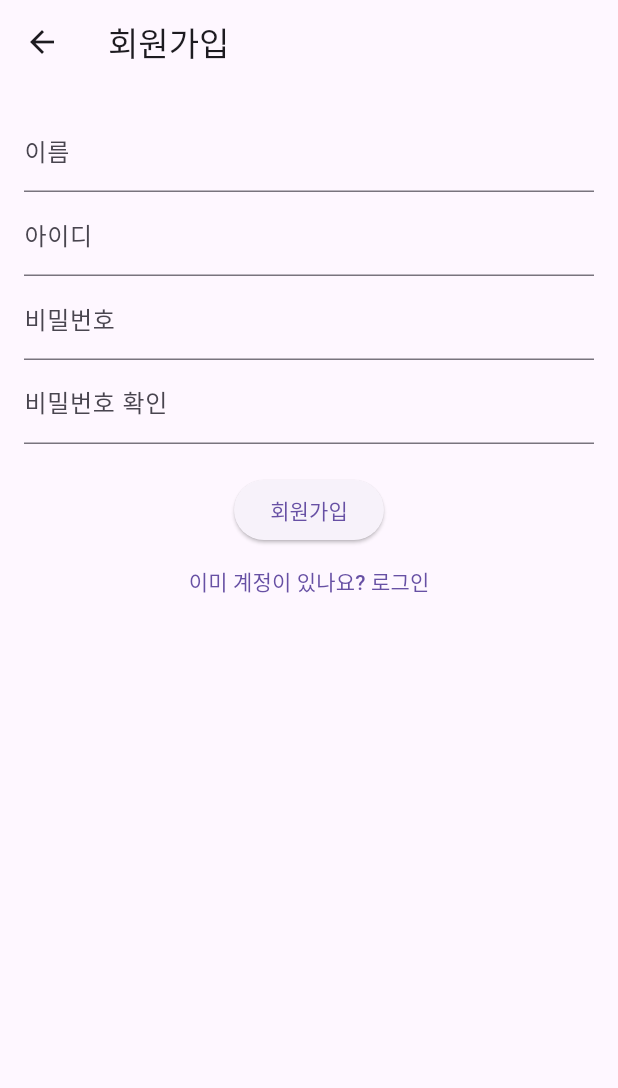
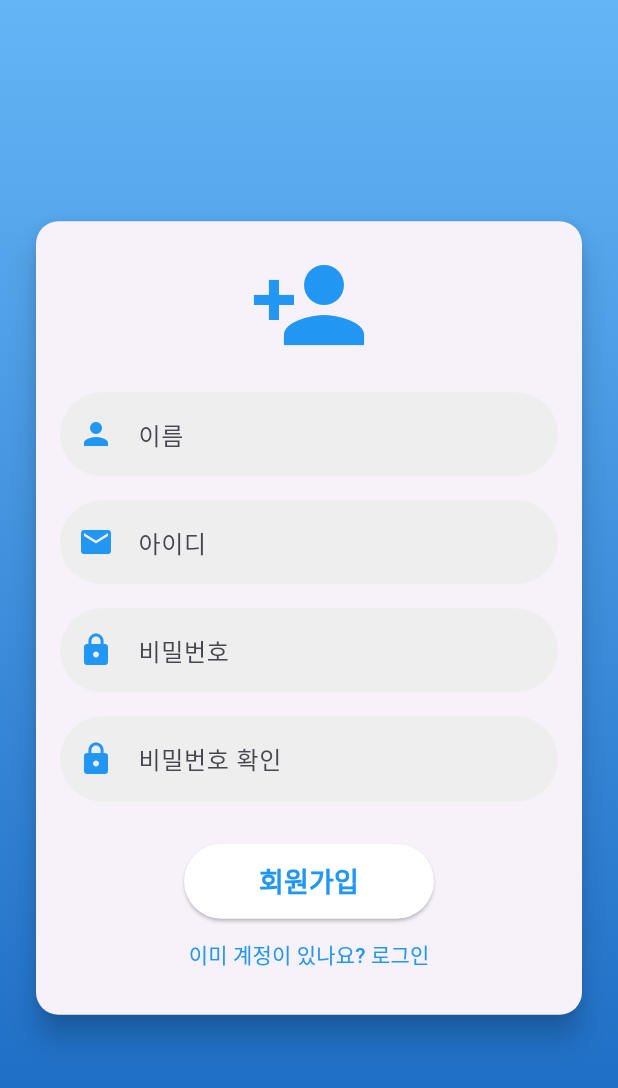
Before and after one commit to cbnu-ctrl-z/rest, a Flutter app: the screen it shows after launch, after a tap on "계정이 없나요? 회원가입", on a phone screen of 412 x 824 dp. Shown: the top 1088 px of the screen. Run offline on Flutter 3.47's test engine with Material 3 defaults, Android fonts, the phone set to English and light mode, and no system bars; our stand-ins replace shared_preferences.

Commit message:
디자인해봄

```diff
--- a/frontend/lib/pages/login_page.dart
+++ b/frontend/lib/pages/login_page.dart
@@ -65,7 +65,6 @@ class _LoginPageState extends State<LoginPage> {
         );
         _idController.clear();
         _passwordController.clear();
-        // Map<String, dynamic>으로 전달
         Navigator.pushNamed(context, '/home', arguments: {'id': id, 'name': name});
       } else {
         ScaffoldMessenger.of(context).showSnackBar(
@@ -82,33 +81,73 @@ class _LoginPageState extends State<LoginPage> {
   @override
   Widget build(BuildContext context) {
     return Scaffold(
-      appBar: AppBar(title: Text('로그인')),
-      body: Padding(
+      body: Container(
+        decoration: BoxDecoration(
+          gradient: LinearGradient(
+            begin: Alignment.topCenter,
+            end: Alignment.bottomCenter,
+            colors: [Colors.blue.shade700, Colors.blue.shade300],
+          ),
+        ),
+        child: Center(
+          child: Padding(
             padding: const EdgeInsets.all(16.0),
             child: Column(
+              mainAxisSize: MainAxisSize.min,
               children: [
+                Icon(Icons.lock, size: 80, color: Colors.white),
+                SizedBox(height: 20),
                 TextField(
                   controller: _idController,
                   focusNode: _idFocusNode,
-              decoration: InputDecoration(labelText: '아이디'),
-              keyboardType: TextInputType.text,
+                  decoration: InputDecoration(
+                    filled: true,
+                    fillColor: Colors.white,
+                    prefixIcon: Icon(Icons.person),
+                    labelText: '아이디',
+                    border: OutlineInputBorder(
+                      borderRadius: BorderRadius.circular(12),
                     ),
+                  ),
+                ),
+                SizedBox(height: 16),
                 TextField(
                   controller: _passwordController,
                   focusNode: _passwordFocusNode,
-              decoration: InputDecoration(labelText: '비밀번호'),
                   obscureText: true,
+                  decoration: InputDecoration(
+                    filled: true,
+                    fillColor: Colors.white,
+                    prefixIcon: Icon(Icons.lock),
+                    labelText: '비밀번호',
+                    border: OutlineInputBorder(
+                      borderRadius: BorderRadius.circular(12),
+                    ),
+                  ),
                 ),
                 SizedBox(height: 20),
-            ElevatedButton(
+                SizedBox(
+                  width: double.infinity,
+                  child: ElevatedButton(
                     onPressed: _login,
-              child: Text('로그인'),
+                    style: ElevatedButton.styleFrom(
+                      padding: EdgeInsets.symmetric(vertical: 12),
+                      shape: RoundedRectangleBorder(
+                        borderRadius: BorderRadius.circular(12),
+                      ),
+                      backgroundColor: Colors.white,
+                      foregroundColor: Colors.blue,
+                    ),
+                    child: Text('로그인', style: TextStyle(fontSize: 18, fontWeight: FontWeight.bold)),
+                  ),
                 ),
                 TextButton(
                   onPressed: () => Navigator.pushNamed(context, '/signup'),
-              child: Text('계정이 없나요? 회원가입'),
+                  child: Text('계정이 없나요? 회원가입', style: TextStyle(color: Colors.white)),
                 ),
               ],
+            ),
+          ),
         ),
       ),
     );
--- a/frontend/lib/pages/signup_page.dart
+++ b/frontend/lib/pages/signup_page.dart
@@ -8,40 +8,10 @@ class SignUpPage extends StatefulWidget {
 }
 
 class _SignUpPageState extends State<SignUpPage> {
-  late final TextEditingController _nameController;
-  late final TextEditingController _idController;
-  late final TextEditingController _passwordController;
-  late final TextEditingController _confirmPasswordController;
-  late final FocusNode _nameFocusNode;
-  late final FocusNode _idFocusNode;
-  late final FocusNode _passwordFocusNode;
-  late final FocusNode _confirmPasswordFocusNode;
-
-  @override
-  void initState() {
-    super.initState();
-    _nameController = TextEditingController();
-    _idController = TextEditingController();
-    _passwordController = TextEditingController();
-    _confirmPasswordController = TextEditingController();
-    _nameFocusNode = FocusNode();
-    _idFocusNode = FocusNode();
-    _passwordFocusNode = FocusNode();
-    _confirmPasswordFocusNode = FocusNode();
-  }
-
-  @override
-  void dispose() {
-    _nameController.dispose();
-    _idController.dispose();
-    _passwordController.dispose();
-    _confirmPasswordController.dispose();
-    _nameFocusNode.dispose();
-    _idFocusNode.dispose();
-    _passwordFocusNode.dispose();
-    _confirmPasswordFocusNode.dispose();
-    super.dispose();
-  }
+  final TextEditingController _nameController = TextEditingController();
+  final TextEditingController _idController = TextEditingController();
+  final TextEditingController _passwordController = TextEditingController();
+  final TextEditingController _confirmPasswordController = TextEditingController();
 
   Future<void> _signUp() async {
     String name = _nameController.text.trim();
@@ -95,44 +65,68 @@ class _SignUpPageState extends State<SignUpPage> {
   @override
   Widget build(BuildContext context) {
     return Scaffold(
-      appBar: AppBar(title: Text('회원가입')),
-      body: Padding(
+      body: Container(
+        decoration: BoxDecoration(
+          gradient: LinearGradient(
+            colors: [Colors.blue.shade300, Colors.blue.shade800],
+            begin: Alignment.topCenter,
+            end: Alignment.bottomCenter,
+          ),
+        ),
+        child: Center(
+          child: Padding(
+            padding: const EdgeInsets.all(20.0),
+            child: Card(
+              shape: RoundedRectangleBorder(borderRadius: BorderRadius.circular(15)),
+              elevation: 8,
+              child: Padding(
                 padding: const EdgeInsets.all(16.0),
                 child: Column(
+                  mainAxisSize: MainAxisSize.min,
                   children: [
-            TextField(
-              controller: _nameController,
-              focusNode: _nameFocusNode,
-              decoration: InputDecoration(labelText: '이름'),
-            ),
-            TextField(
-              controller: _idController,
-              focusNode: _idFocusNode,
-              decoration: InputDecoration(labelText: '아이디'),
-              keyboardType: TextInputType.text,
-            ),
-            TextField(
-              controller: _passwordController,
-              focusNode: _passwordFocusNode,
-              decoration: InputDecoration(labelText: '비밀번호'),
-              obscureText: true,
-            ),
-            TextField(
-              controller: _confirmPasswordController,
-              focusNode: _confirmPasswordFocusNode,
-              decoration: InputDecoration(labelText: '비밀번호 확인'),
-              obscureText: true,
-            ),
+                    Icon(Icons.person_add, size: 80, color: Colors.blue),
+                    SizedBox(height: 10),
+                    _buildTextField(_nameController, Icons.person, '이름'),
+                    _buildTextField(_idController, Icons.email, '아이디'),
+                    _buildTextField(_passwordController, Icons.lock, '비밀번호', isPassword: true),
+                    _buildTextField(_confirmPasswordController, Icons.lock, '비밀번호 확인', isPassword: true),
                     SizedBox(height: 20),
                     ElevatedButton(
                       onPressed: _signUp,
-              child: Text('회원가입'),
+                      style: ElevatedButton.styleFrom(
+                        backgroundColor: Colors.white,
+                        foregroundColor: Colors.blue,
+                        padding: EdgeInsets.symmetric(vertical: 12, horizontal: 50),
+                        shape: RoundedRectangleBorder(borderRadius: BorderRadius.circular(30)),
+                      ),
+                      child: Text('회원가입', style: TextStyle(fontSize: 18, fontWeight: FontWeight.bold)),
                     ),
                     TextButton(
                       onPressed: () => Navigator.pushNamed(context, '/login'),
-              child: Text('이미 계정이 있나요? 로그인'),
+                      child: Text('이미 계정이 있나요? 로그인', style: TextStyle(color: Colors.blue)),
                     ),
                   ],
+                ),
+              ),
+            ),
+          ),
+        ),
+      ),
+    );
+  }
+
+  Widget _buildTextField(TextEditingController controller, IconData icon, String hint, {bool isPassword = false}) {
+    return Padding(
+      padding: const EdgeInsets.symmetric(vertical: 8.0),
+      child: TextField(
+        controller: controller,
+        obscureText: isPassword,
+        decoration: InputDecoration(
+          prefixIcon: Icon(icon, color: Colors.blue),
+          hintText: hint,
+          filled: true,
+          fillColor: Colors.grey[200],
+          border: OutlineInputBorder(borderRadius: BorderRadius.circular(30), borderSide: BorderSide.none),
         ),
       ),
     );
```
Lines whose indentation alone changed are shown as unchanged.
